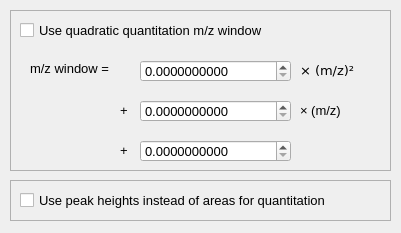
Old version of the form sweet_suite/gui/qtdesigner_files/gui_advanced_settings.ui in the repository stainawarijar/SweetSuite.
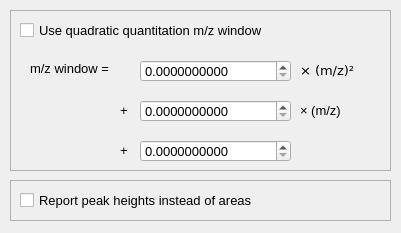
New version of the form.

Patch:
```diff
--- a/sweet_suite/gui/qtdesigner_files/gui_advanced_settings.ui
+++ b/sweet_suite/gui/qtdesigner_files/gui_advanced_settings.ui
@@ -201,7 +201,7 @@
      </rect>
     </property>
     <property name="text">
-     <string>Use peak heights instead of areas for quantitation</string>
+     <string>Report peak heights instead of areas</string>
     </property>
    </widget>
   </widget>
```
